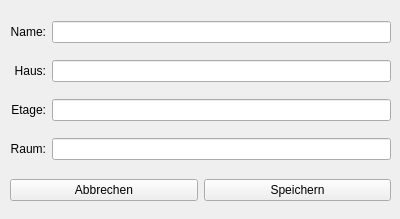
Before: the Qt Designer form src/de/charityapps/postoffice/ui/userdialog.ui in hanneseilers/Social-Postoffice, drawn with Qt 5.
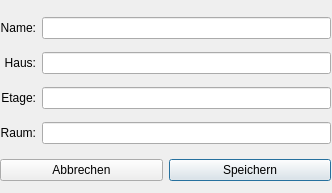
After: the same form once the commit is applied.

Commit message: Updated user interface. Added more options to file menu and created dialog to edit user data.

What changed in the file:
```diff
--- a/src/de/charityapps/postoffice/ui/userdialog.ui
+++ b/src/de/charityapps/postoffice/ui/userdialog.ui
@@ -1,25 +1,26 @@
 <?xml version="1.0" encoding="UTF-8"?>
 <ui version="4.0">
  <class>UsrDialog</class>
- <widget class="QWidget" name="UsrDialog">
+ <widget class="QMainWindow" name="UsrDialog">
   <property name="geometry">
    <rect>
     <x>0</x>
     <y>0</y>
-    <width>400</width>
-    <height>219</height>
+    <width>332</width>
+    <height>193</height>
    </rect>
   </property>
   <property name="windowTitle">
    <string>Kunde bearbeiten</string>
   </property>
+  <widget class="QWidget" name="centralwidget">
   <widget class="QWidget" name="gridLayoutWidget">
    <property name="geometry">
     <rect>
-     <x>10</x>
+      <x>0</x>
      <y>10</y>
-     <width>381</width>
-     <height>161</height>
+      <width>331</width>
+      <height>141</height>
     </rect>
    </property>
    <layout class="QGridLayout" name="gridLayout">
@@ -80,21 +81,15 @@
   <widget class="QWidget" name="horizontalLayoutWidget">
    <property name="geometry">
     <rect>
-     <x>10</x>
-     <y>170</y>
-     <width>381</width>
+      <x>0</x>
+      <y>150</y>
+      <width>331</width>
      <height>41</height>
     </rect>
    </property>
    <layout class="QHBoxLayout" name="horizontalLayout">
     <item>
      <widget class="QPushButton" name="btnCancel">
-      <property name="sizePolicy">
-       <sizepolicy hsizetype="Minimum" vsizetype="Fixed">
-        <horstretch>0</horstretch>
-        <verstretch>0</verstretch>
-       </sizepolicy>
-      </property>
       <property name="text">
        <string>Abbrechen</string>
       </property>
@@ -102,18 +97,19 @@
     </item>
     <item>
      <widget class="QPushButton" name="btnSave">
-      <property name="sizePolicy">
-       <sizepolicy hsizetype="Minimum" vsizetype="Fixed">
-        <horstretch>0</horstretch>
-        <verstretch>0</verstretch>
-       </sizepolicy>
-      </property>
       <property name="text">
        <string>Speichern</string>
       </property>
+       <property name="autoDefault">
+        <bool>true</bool>
+       </property>
+       <property name="default">
+        <bool>true</bool>
+       </property>
      </widget>
     </item>
    </layout>
+   </widget>
   </widget>
  </widget>
  <resources/>
```
Left out of the diff: 20 changed lines with no effect on the pictures. Lines whose indentation alone changed are shown as unchanged. The commit also changes 3 other files.
